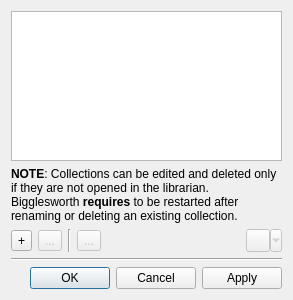
Qt form bigglesworth/ui/managecollection.ui (MaurizioB/Bigglesworth) before a commit.
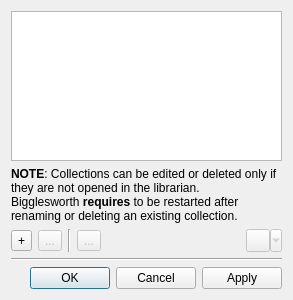
The same form after that commit. Icons and pictures are not drawn. Custom widgets are drawn as their Qt base class.

```diff
--- a/bigglesworth/ui/managecollection.ui
+++ b/bigglesworth/ui/managecollection.ui
@@ -138,8 +138,7 @@
    <item row="1" column="0">
     <widget class="QLabel" name="label">
      <property name="text">
-      <string>&lt;b&gt;NOTE&lt;/b&gt;: Collections can be edited and deleted only if they are not opened in the librarian.&lt;br/&gt;
-Bigglesworth &lt;b&gt;requires&lt;/b&gt; to be restarted after renaming or deleting an existing collection.</string>
+      <string>&lt;html&gt;&lt;head/&gt;&lt;body&gt;&lt;p&gt;&lt;span style=&quot; font-weight:600;&quot;&gt;NOTE&lt;/span&gt;: Collections can be edited or deleted only if they are not opened in the librarian.&lt;br/&gt;Bigglesworth &lt;span style=&quot; font-weight:600;&quot;&gt;requires&lt;/span&gt; to be restarted after renaming or deleting an existing collection.&lt;/p&gt;&lt;/body&gt;&lt;/html&gt;</string>
      </property>
      <property name="wordWrap">
       <bool>true</bool>
```
